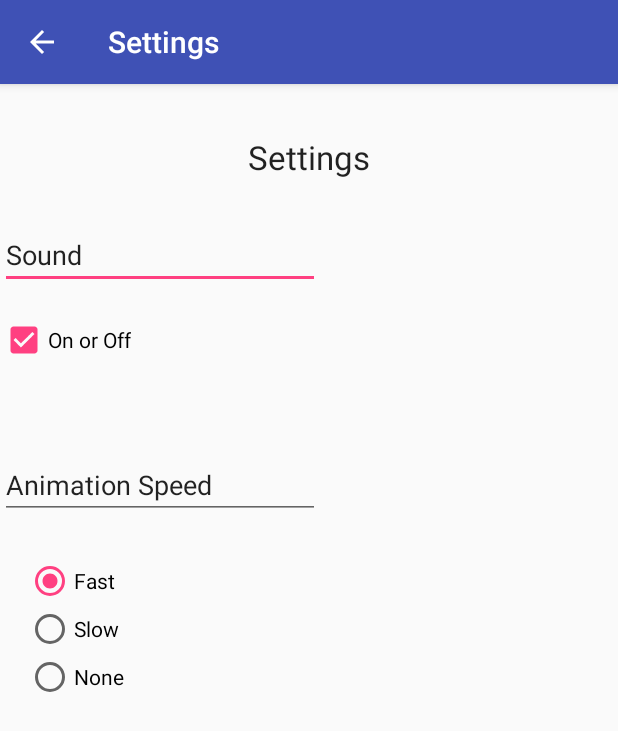
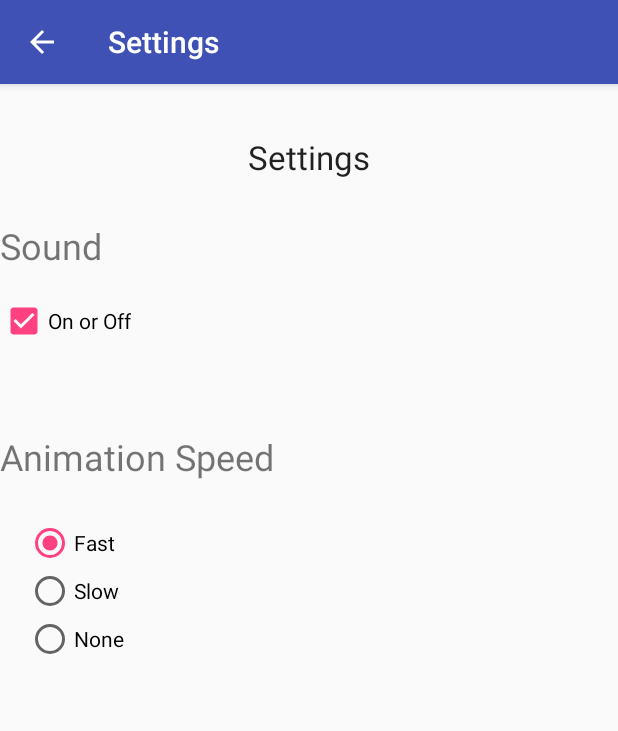
Before and after one commit to devf33/Note-to-self, an Android app: the SettingsActivity screen opened directly, with no data from a screen before it, on a phone screen of 412 x 824 dp. Shown: the top 731 px of the screen. Run offline under Robolectric (Android 15) with nearby library versions, the phone set to English and light mode, and no system bars.

Commit message:
Changed EditText widgets to TextView widgets in activity_settings layout for the Sound and Animation Speed titles plus made some changes on the dialog_new_note layout for title and description EditText widgets by deleting the text attribute.

```diff
--- a/app/src/main/res/layout/activity_settings.xml
+++ b/app/src/main/res/layout/activity_settings.xml
@@ -16,7 +16,7 @@
         android:text="@string/settings_title"
         android:textAppearance="@style/TextAppearance.AppCompat.Large" />
 
-    <EditText
+    <TextView
         android:id="@+id/editText3"
         android:layout_width="wrap_content"
         android:layout_height="wrap_content"
@@ -24,8 +24,8 @@
         android:layout_below="@+id/textView2"
         android:layout_marginTop="28dp"
         android:ems="10"
-        android:inputType="textPersonName"
-        android:text="@string/sound_title" />
+        android:text="@string/sound_title"
+        android:textSize="24sp" />
 
     <CheckBox
         android:id="@+id/checkBoxSound"
@@ -36,16 +36,15 @@
         android:layout_marginTop="18dp"
         android:text="@string/sound_checkbox" />
 
-    <EditText
+    <TextView
         android:id="@+id/editText4"
         android:layout_width="wrap_content"
         android:layout_height="wrap_content"
         android:layout_alignParentStart="true"
         android:layout_below="@+id/checkBoxSound"
         android:layout_marginTop="58dp"
-        android:ems="10"
-        android:inputType="textPersonName"
-        android:text="@string/amims_title" />
+        android:text="@string/amims_title"
+        android:textSize="24sp" />
 
     <RadioGroup
         android:id="@+id/radioGroup"
@@ -58,7 +57,7 @@
 
         <RadioButton
             android:id="@+id/radioFast"
-            android:layout_width="wrap_content"
+            android:layout_width="match_parent"
             android:layout_height="wrap_content"
             android:layout_weight="1"
             android:text="@string/rb_fast" />
```
